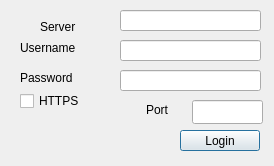
First picture: the form in authdialog.ui, repository backflip9/ChumStreamer, before the edit.
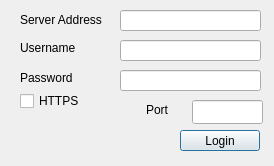
Second picture: the form after the edit.

Commit message: change server label to make it clear that all we need is the domain/ip, not the port or protocol

The edit to the form file:
```diff
--- a/authdialog.ui
+++ b/authdialog.ui
@@ -81,14 +81,14 @@
   <widget class="QLabel" name="serverLabel">
    <property name="geometry">
     <rect>
-     <x>40</x>
-     <y>20</y>
-     <width>47</width>
-     <height>13</height>
+     <x>20</x>
+     <y>10</y>
+     <width>91</width>
+     <height>20</height>
     </rect>
    </property>
    <property name="text">
-    <string>Server</string>
+    <string>Server Address</string>
    </property>
   </widget>
   <widget class="QLineEdit" name="serverEdit">
```
